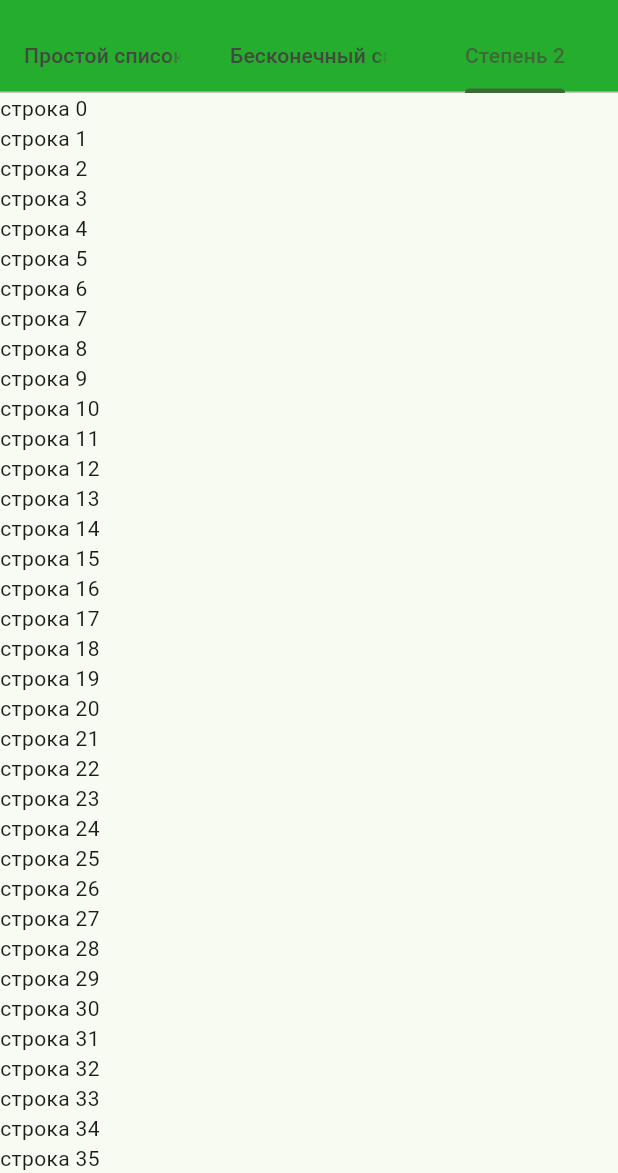
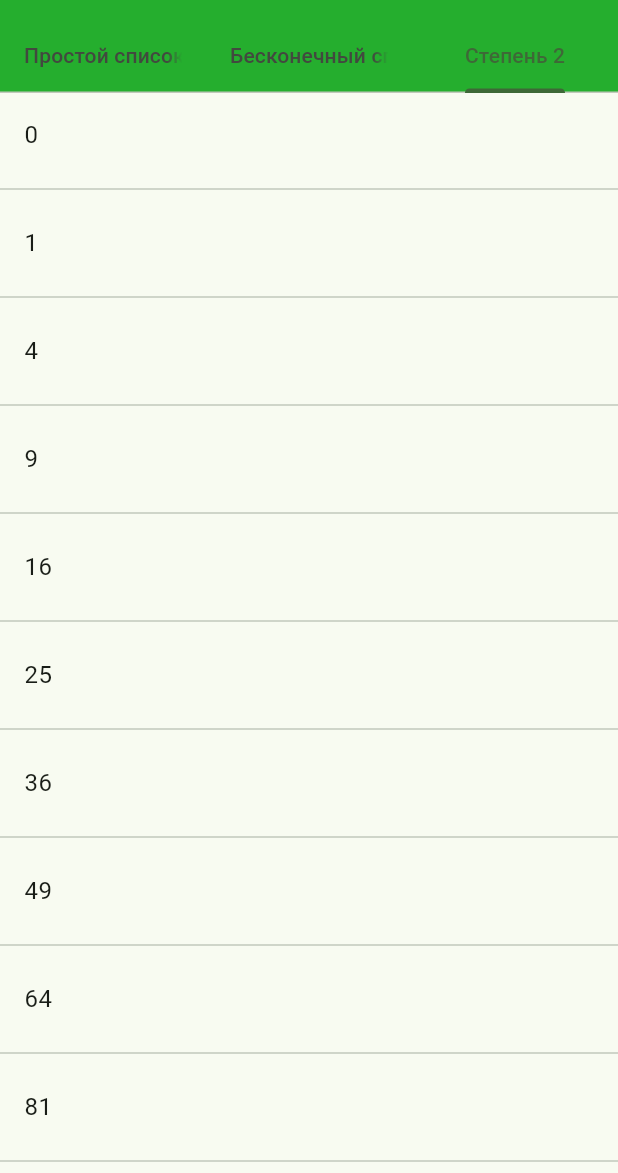
Before and after one commit to EmmaMaltseva/app_exam_history, a Flutter app: the screen it shows after launch, tab 3 chosen, on a phone screen of 412 x 824 dp, the part 63-1236 px from its top. Run offline on Flutter 3.47's test engine with Material 3 defaults, Android fonts, the phone set to English and light mode, and no system bars; our stand-ins replace share.

Commit message:
третье задание в  процессе

```diff
--- a/lab5/lab5/lib/main.dart
+++ b/lab5/lab5/lib/main.dart
@@ -1,4 +1,5 @@
 import 'package:flutter/material.dart';
+import 'dart:math';
 
 void main() {
   runApp(const MyApp());
@@ -88,10 +89,23 @@ class ThirdScreen extends StatefulWidget {
 }
 
 class _ThirdScreenState extends State<ThirdScreen> {
+  final List<String> _array = [];
+
   @override
   Widget build(BuildContext context) {
-    return ListView.builder(itemBuilder: (context, index) {
-      return Text('строка $index');
+    return ListView.builder(itemBuilder: (context, i) {
+      print('num $i : нечетное = ${i.isOdd}');
+
+      if (i.isOdd) return Divider();
+
+      final int index = i ~/ 2;
+
+      print('index $index');
+      print('lenght ${_array.length}');
+
+      if (index >= _array.length)
+        _array.addAll(['$index', '${index + 1}', '${index + 2}']);
+      return ListTile(title: Text(pow(int.parse(_array[index]), 2).toString()));
     });
   }
 }
```
